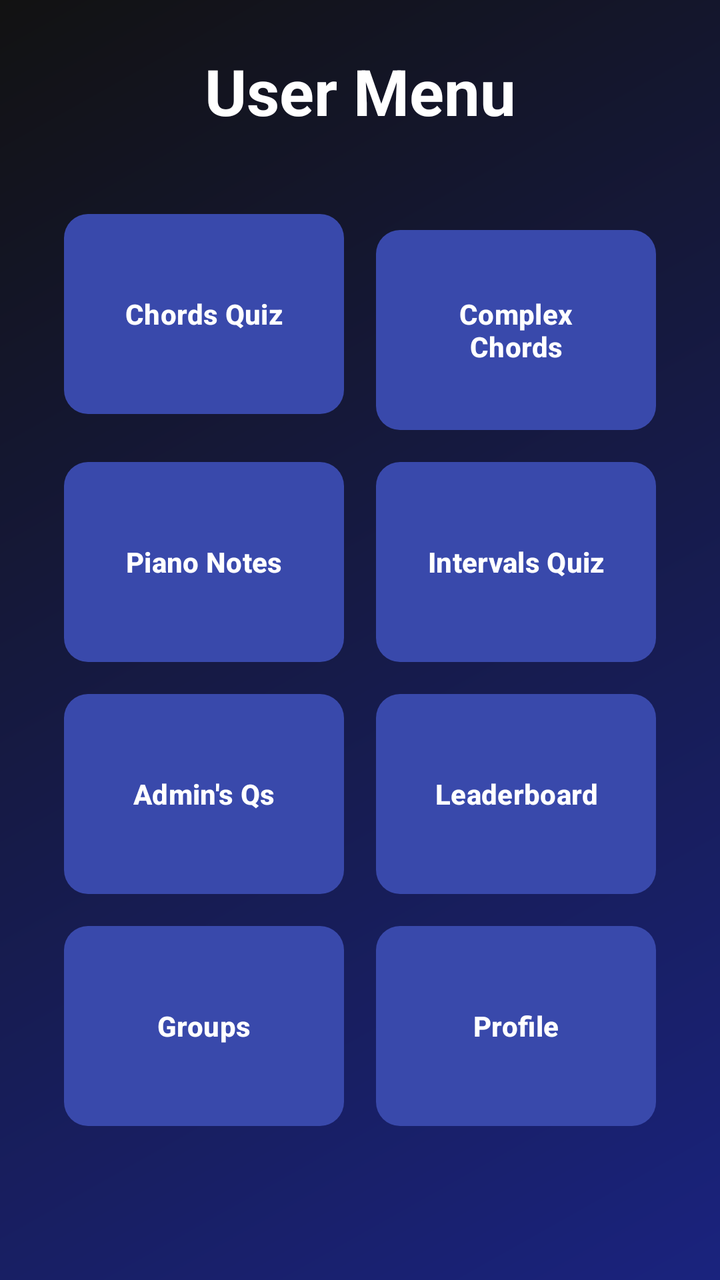
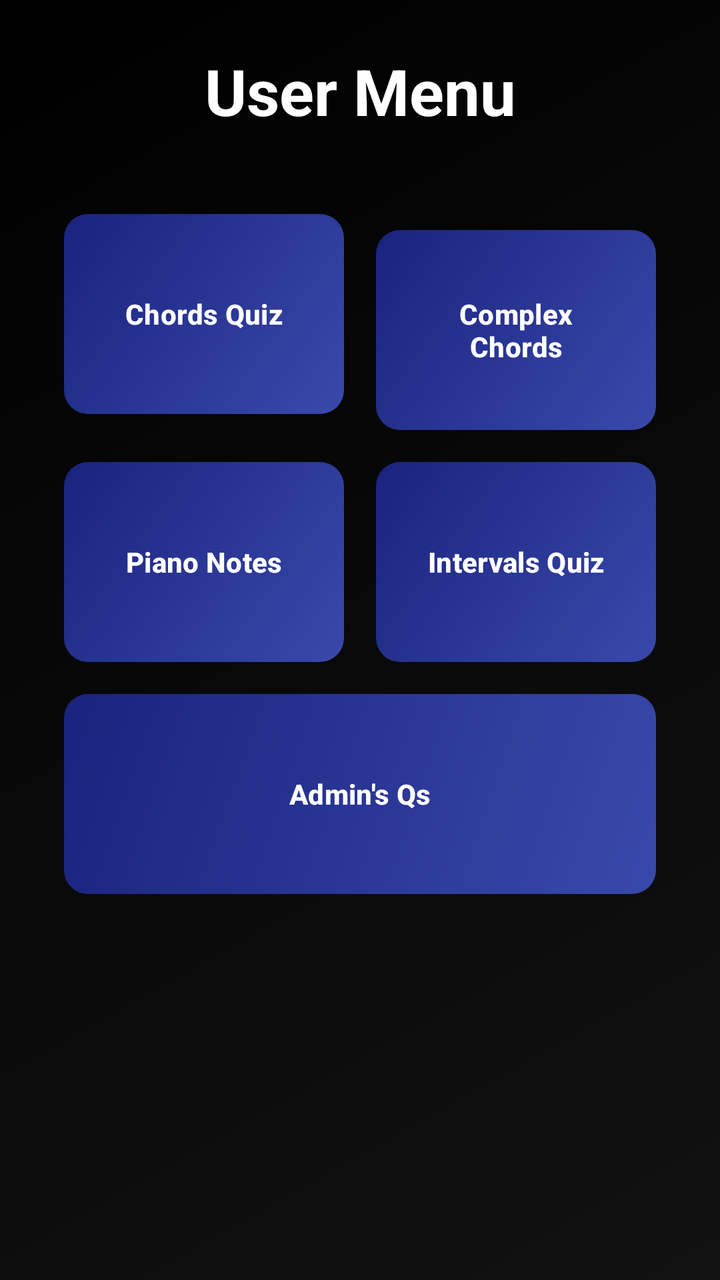

Screens rendered from an Android XML layout before and after an edit, with the pre-edit source and the edit as a unified diff.
<!-- AndroidManifest.xml: application theme Theme.GeffenFinalProject -->
<!-- res/layout/activity_user_menu.xml -->
<?xml version="1.0" encoding="utf-8"?>
<androidx.constraintlayout.widget.ConstraintLayout xmlns:android="http://schemas.android.com/apk/res/android"
    xmlns:app="http://schemas.android.com/apk/res-auto"
    xmlns:tools="http://schemas.android.com/tools"
    android:id="@+id/main"
    android:layout_width="match_parent"
    android:layout_height="match_parent"
    android:background="@drawable/main_gradient"
    android:padding="24dp"
    tools:context=".user_menu">

    <ScrollView
        android:layout_width="match_parent"
        android:layout_height="match_parent">

        <LinearLayout
            android:layout_width="match_parent"
            android:layout_height="wrap_content"
            android:orientation="vertical">

            <TextView
                android:layout_width="match_parent"
                android:layout_height="wrap_content"
                android:layout_marginBottom="32dp"
                android:gravity="center"
                android:text="User Menu"
                android:textColor="@color/white"
                android:textSize="32sp"
                android:textStyle="bold" />

            <GridLayout
                android:layout_width="match_parent"
                android:layout_height="wrap_content"
                android:columnCount="2"
                android:alignmentMode="alignMargins"
                android:columnOrderPreserved="false">

                <com.google.android.material.button.MaterialButton
                    android:id="@+id/btnChordsQuiz"
                    android:layout_width="0dp"
                    android:layout_height="100dp"
                    android:layout_columnWeight="1"
                    android:layout_margin="8dp"
                    android:background="@drawable/button_primary"
                    android:text="Chords Quiz"
                    android:textAllCaps="false"
                    android:textColor="@color/white"
                    android:textSize="14sp"
                    android:textStyle="bold"
                    app:backgroundTint="@null"
                    app:cornerRadius="16dp" />

                <com.google.android.material.button.MaterialButton
                    android:id="@+id/btnComplexChordsQuiz"
                    android:layout_width="0dp"
                    android:layout_height="100dp"
                    android:layout_columnWeight="1"
                    android:layout_margin="8dp"
                    android:background="@drawable/button_primary"
                    android:text="Complex Chords"
                    android:textAllCaps="false"
                    android:textColor="@color/white"
                    android:textSize="14sp"
                    android:textStyle="bold"
                    app:backgroundTint="@null"
                    app:cornerRadius="16dp" />

                <com.google.android.material.button.MaterialButton
                    android:id="@+id/piano_notes_quiz"
                    android:layout_width="0dp"
                    android:layout_height="100dp"
                    android:layout_columnWeight="1"
                    android:layout_margin="8dp"
                    android:background="@drawable/button_primary"
                    android:text="Piano Notes"
                    android:textAllCaps="false"
                    android:textColor="@color/white"
                    android:textSize="14sp"
                    android:textStyle="bold"
                    app:backgroundTint="@null"
                    app:cornerRadius="16dp" />

                <com.google.android.material.button.MaterialButton
                    android:id="@+id/btnIntervalsQuiz"
                    android:layout_width="0dp"
                    android:layout_height="100dp"
                    android:layout_columnWeight="1"
                    android:layout_margin="8dp"
                    android:background="@drawable/button_primary"
                    android:text="Intervals Quiz"
                    android:textAllCaps="false"
                    android:textColor="@color/white"
                    android:textSize="14sp"
                    android:textStyle="bold"
                    app:backgroundTint="@null"
                    app:cornerRadius="16dp" />

                <com.google.android.material.button.MaterialButton
                    android:id="@+id/questionnaire"
                    android:layout_width="0dp"
                    android:layout_height="100dp"
                    android:layout_columnWeight="1"
                    android:layout_margin="8dp"
                    android:background="@drawable/button_primary"
                    android:text="Admin's Qs"
                    android:textAllCaps="false"
                    android:textColor="@color/white"
                    android:textSize="14sp"
                    android:textStyle="bold"
                    app:backgroundTint="@null"
                    app:cornerRadius="16dp" />

                <com.google.android.material.button.MaterialButton
                    android:id="@+id/btnLeaderboard"
                    android:layout_width="0dp"
                    android:layout_height="100dp"
                    android:layout_columnWeight="1"
                    android:layout_margin="8dp"
                    android:background="@drawable/button_primary"
                    android:text="Leaderboard"
                    android:textAllCaps="false"
                    android:textColor="@color/white"
                    android:textSize="14sp"
                    android:textStyle="bold"
                    app:backgroundTint="@null"
                    app:cornerRadius="16dp" />

                <com.google.android.material.button.MaterialButton
                    android:id="@+id/btnGroups"
                    android:layout_width="0dp"
                    android:layout_height="100dp"
                    android:layout_columnWeight="1"
                    android:layout_margin="8dp"
                    android:background="@drawable/button_primary"
                    android:text="Groups"
                    android:textAllCaps="false"
                    android:textColor="@color/white"
                    android:textSize="14sp"
                    android:textStyle="bold"
                    app:backgroundTint="@null"
                    app:cornerRadius="16dp" />

                <com.google.android.material.button.MaterialButton
                    android:id="@+id/btnProfile"
                    android:layout_width="0dp"
                    android:layout_height="100dp"
                    android:layout_columnWeight="1"
                    android:layout_margin="8dp"
                    android:background="@drawable/button_primary"
                    android:text="Profile"
                    android:textAllCaps="false"
                    android:textColor="@color/white"
                    android:textSize="14sp"
                    android:textStyle="bold"
                    app:backgroundTint="@null"
                    app:cornerRadius="16dp" />

            </GridLayout>

        </LinearLayout>
    </ScrollView>

</androidx.constraintlayout.widget.ConstraintLayout>
<!-- resources referenced by this layout -->
<resources>
  <color name="white">#FFFFFFFF</color>
  <!-- drawable button_primary (drawable) -->
  <?xml version="1.0" encoding="utf-8"?>
  <ripple xmlns:android="http://schemas.android.com/apk/res/android"
      android:color="#40FFFFFF">
      <item>
          <shape android:shape="rectangle">
              <solid android:color="@color/primary" />
              <corners android:radius="12dp" />
          </shape>
      </item>
  </ripple>
  <!-- drawable main_gradient (drawable) -->
  <?xml version="1.0" encoding="utf-8"?>
  <shape xmlns:android="http://schemas.android.com/apk/res/android"
      android:shape="rectangle">
      <gradient
          android:angle="135"
          android:endColor="@color/bg_end"
          android:startColor="@color/bg_start"
          android:type="linear" />
  </shape>
  <style name="Theme.GeffenFinalProject" parent="Base.Theme.GeffenFinalProject" />
  <color name="primary">#3949AB</color>
  <color name="bg_end">#121212</color>
  <color name="bg_start">#1A237E</color>
  <style name="Base.Theme.GeffenFinalProject" parent="Theme.Material3.DayNight.NoActionBar">
          
          
      </style>
</resources>

<!-- the commit's change to res/layout/activity_user_menu.xml (unified diff, before → after) -->
@@ -100,54 +100,10 @@
                     android:layout_width="0dp"
                     android:layout_height="100dp"
                     android:layout_columnWeight="1"
+                    android:layout_columnSpan="2"
                     android:layout_margin="8dp"
                     android:background="@drawable/button_primary"
                     android:text="Admin's Qs"
-                    android:textAllCaps="false"
-                    android:textColor="@color/white"
-                    android:textSize="14sp"
-                    android:textStyle="bold"
-                    app:backgroundTint="@null"
-                    app:cornerRadius="16dp" />
-
-                <com.google.android.material.button.MaterialButton
-                    android:id="@+id/btnLeaderboard"
-                    android:layout_width="0dp"
-                    android:layout_height="100dp"
-                    android:layout_columnWeight="1"
-                    android:layout_margin="8dp"
-                    android:background="@drawable/button_primary"
-                    android:text="Leaderboard"
-                    android:textAllCaps="false"
-                    android:textColor="@color/white"
-                    android:textSize="14sp"
-                    android:textStyle="bold"
-                    app:backgroundTint="@null"
-                    app:cornerRadius="16dp" />
-
-                <com.google.android.material.button.MaterialButton
-                    android:id="@+id/btnGroups"
-                    android:layout_width="0dp"
-                    android:layout_height="100dp"
-                    android:layout_columnWeight="1"
-                    android:layout_margin="8dp"
-                    android:background="@drawable/button_primary"
-                    android:text="Groups"
-                    android:textAllCaps="false"
-                    android:textColor="@color/white"
-                    android:textSize="14sp"
-                    android:textStyle="bold"
-                    app:backgroundTint="@null"
-                    app:cornerRadius="16dp" />
-
-                <com.google.android.material.button.MaterialButton
-                    android:id="@+id/btnProfile"
-                    android:layout_width="0dp"
-                    android:layout_height="100dp"
-                    android:layout_columnWeight="1"
-                    android:layout_margin="8dp"
-                    android:background="@drawable/button_primary"
-                    android:text="Profile"
                     android:textAllCaps="false"
                     android:textColor="@color/white"
                     android:textSize="14sp"
<!-- resource entries referenced after the edit -->
@@ -5,12 +5,7 @@
   <?xml version="1.0" encoding="utf-8"?>
   <ripple xmlns:android="http://schemas.android.com/apk/res/android"
       android:color="#40FFFFFF">
-      <item>
-          <shape android:shape="rectangle">
-              <solid android:color="@color/primary" />
-              <corners android:radius="12dp" />
-          </shape>
-      </item>
+      <item android:drawable="@drawable/button_gradient" />
   </ripple>
   <!-- drawable main_gradient (drawable) -->
   <?xml version="1.0" encoding="utf-8"?>
@@ -23,12 +18,24 @@
           android:type="linear" />
   </shape>
   <style name="Theme.GeffenFinalProject" parent="Base.Theme.GeffenFinalProject" />
-  <color name="primary">#3949AB</color>
-  <color name="bg_end">#121212</color>
-  <color name="bg_start">#1A237E</color>
+  <!-- drawable button_gradient (drawable) -->
+  <?xml version="1.0" encoding="utf-8"?>
+  <shape xmlns:android="http://schemas.android.com/apk/res/android"
+      android:shape="rectangle">
+      <gradient
+          android:angle="135"
+          android:endColor="@color/button_bg_end"
+          android:startColor="@color/button_bg_start"
+          android:type="linear" />
+      <corners android:radius="12dp" />
+  </shape>
+  <color name="bg_end">#000000</color>
+  <color name="bg_start">#121212</color>
   <style name="Base.Theme.GeffenFinalProject" parent="Theme.Material3.DayNight.NoActionBar">
           
           
       </style>
+  <color name="button_bg_end">#1A237E</color>
+  <color name="button_bg_start">#3949AB</color>
 </resources>
 
